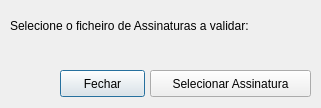
Old version of the form _src/eidmw/eidgui/dlgVerifySignature.ui in the repository 12019/svn.gov.pt.
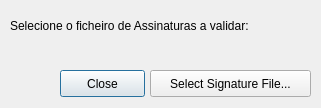
New version of the form. Icons and pictures are not drawn.

Diff of the .ui file:
```diff
--- a/_src/eidmw/eidgui/dlgVerifySignature.ui
+++ b/_src/eidmw/eidgui/dlgVerifySignature.ui
@@ -43,7 +43,7 @@
     </rect>
    </property>
    <property name="text">
-    <string>Fechar</string>
+    <string>Close</string>
    </property>
   </widget>
   <widget class="QPushButton" name="pbOpenSign">
@@ -59,7 +59,7 @@
     </rect>
    </property>
    <property name="text">
-    <string>Selecionar Assinatura</string>
+    <string>Select Signature File...</string>
    </property>
   </widget>
  </widget>
```
Left out of the diff: 2 changed lines with no effect on the pictures.
